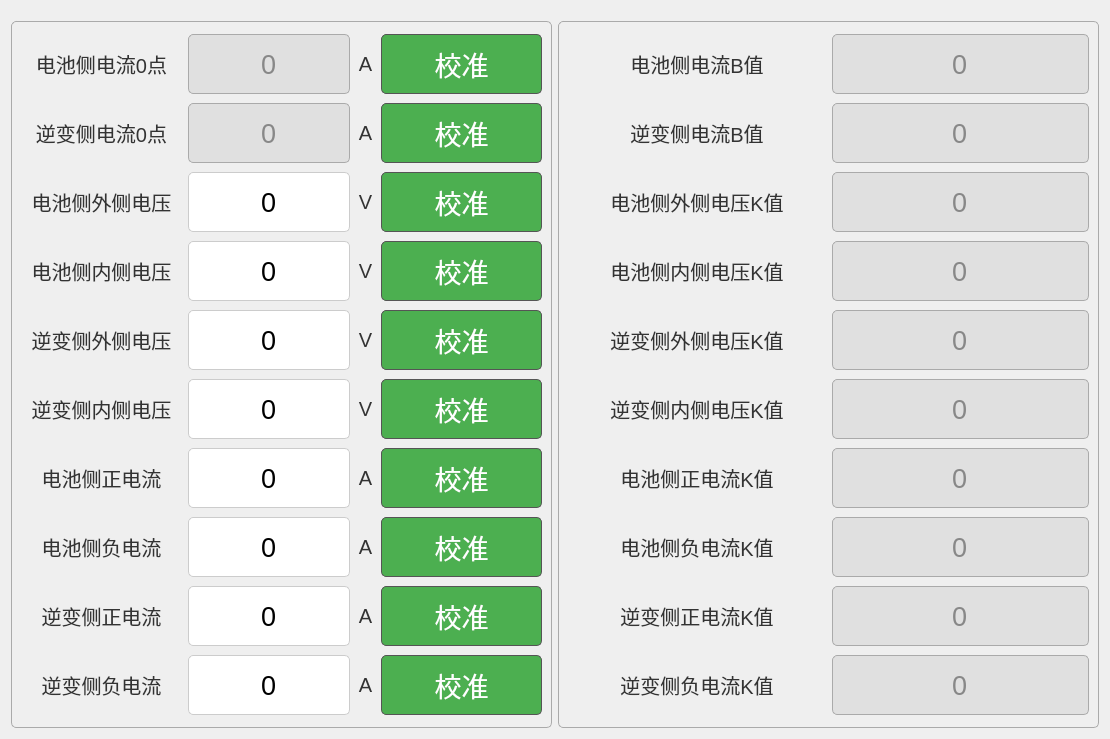
Before: the Qt Designer form tformcali.ui in Curtain-Wang/ModbusApp, drawn with Qt 5.
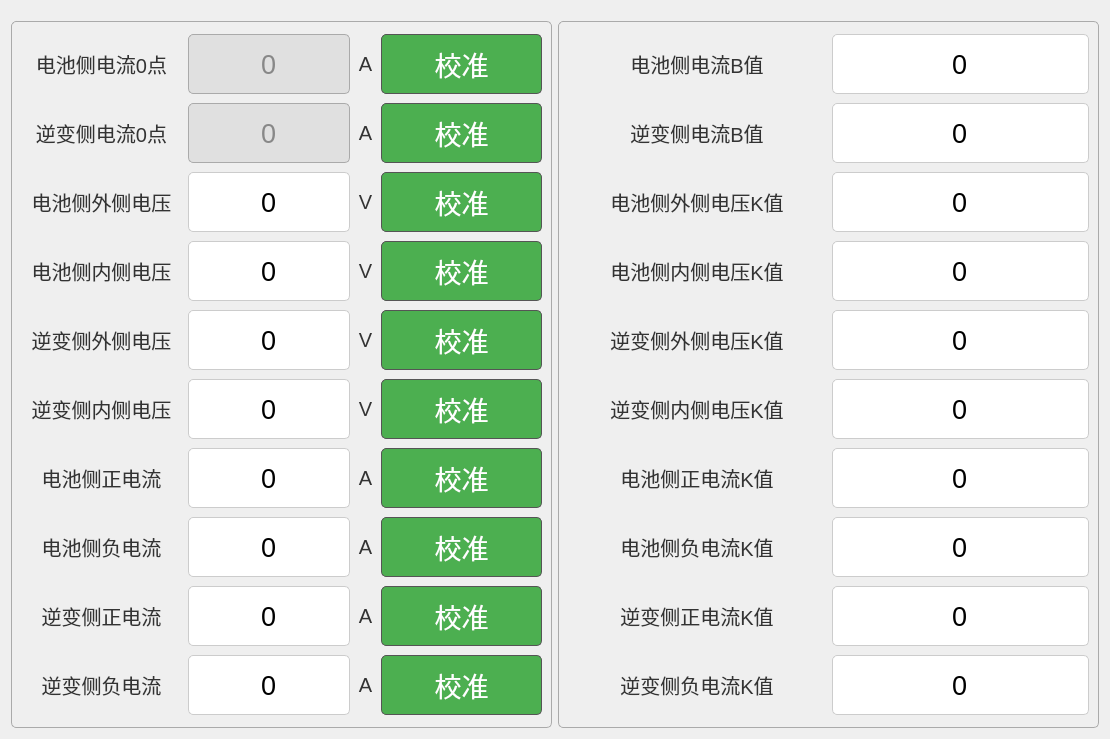
After: the same form once the commit is applied. Custom widgets are drawn as their Qt base class.

Commit message: 校准支持手动修改

Diff of the .ui file:
```diff
--- a/tformcali.ui
+++ b/tformcali.ui
@@ -1596,9 +1596,9 @@
          </widget>
         </item>
         <item>
-         <widget class="QLineEdit" name="sys14">
+         <widget class="MyLineEdit" name="h17167">
           <property name="enabled">
-           <bool>false</bool>
+           <bool>true</bool>
           </property>
           <property name="minimumSize">
            <size>
@@ -1633,6 +1633,9 @@
           <property name="alignment">
            <set>Qt::AlignCenter</set>
           </property>
+          <property name="readOnly">
+           <bool>true</bool>
+          </property>
          </widget>
         </item>
        </layout>
@@ -1670,9 +1673,9 @@
          </widget>
         </item>
         <item>
-         <widget class="QLineEdit" name="sys21">
+         <widget class="MyLineEdit" name="h17174">
           <property name="enabled">
-           <bool>false</bool>
+           <bool>true</bool>
           </property>
           <property name="minimumSize">
            <size>
@@ -1707,6 +1710,9 @@
           <property name="alignment">
            <set>Qt::AlignCenter</set>
           </property>
+          <property name="readOnly">
+           <bool>true</bool>
+          </property>
          </widget>
         </item>
        </layout>
@@ -1744,9 +1750,9 @@
          </widget>
         </item>
         <item>
-         <widget class="QLineEdit" name="sys13">
+         <widget class="MyLineEdit" name="h17166">
           <property name="enabled">
-           <bool>false</bool>
+           <bool>true</bool>
           </property>
           <property name="minimumSize">
            <size>
@@ -1781,6 +1787,9 @@
           <property name="alignment">
            <set>Qt::AlignCenter</set>
           </property>
+          <property name="readOnly">
+           <bool>true</bool>
+          </property>
          </widget>
         </item>
        </layout>
@@ -1818,9 +1827,9 @@
          </widget>
         </item>
         <item>
-         <widget class="QLineEdit" name="sys17">
+         <widget class="MyLineEdit" name="h17170">
           <property name="enabled">
-           <bool>false</bool>
+           <bool>true</bool>
           </property>
           <property name="minimumSize">
            <size>
@@ -1855,6 +1864,9 @@
           <property name="alignment">
            <set>Qt::AlignCenter</set>
           </property>
+          <property name="readOnly">
+           <bool>true</bool>
+          </property>
          </widget>
         </item>
        </layout>
@@ -1892,9 +1904,9 @@
          </widget>
         </item>
         <item>
-         <widget class="QLineEdit" name="sys12">
+         <widget class="MyLineEdit" name="h17165">
           <property name="enabled">
-           <bool>false</bool>
+           <bool>true</bool>
           </property>
           <property name="minimumSize">
            <size>
@@ -1929,6 +1941,9 @@
           <property name="alignment">
            <set>Qt::AlignCenter</set>
           </property>
+          <property name="readOnly">
+           <bool>true</bool>
+          </property>
          </widget>
         </item>
        </layout>
@@ -1966,9 +1981,9 @@
          </widget>
         </item>
         <item>
-         <widget class="QLineEdit" name="sys20">
+         <widget class="MyLineEdit" name="h17173">
           <property name="enabled">
-           <bool>false</bool>
+           <bool>true</bool>
           </property>
           <property name="minimumSize">
            <size>
@@ -2003,6 +2018,9 @@
           <property name="alignment">
            <set>Qt::AlignCenter</set>
           </property>
+          <property name="readOnly">
+           <bool>true</bool>
+          </property>
          </widget>
         </item>
        </layout>
@@ -2040,9 +2058,9 @@
          </widget>
         </item>
         <item>
-         <widget class="QLineEdit" name="sys18">
+         <widget class="MyLineEdit" name="h17171">
           <property name="enabled">
-           <bool>false</bool>
+           <bool>true</bool>
           </property>
           <property name="minimumSize">
            <size>
@@ -2077,6 +2095,9 @@
           <property name="alignment">
            <set>Qt::AlignCenter</set>
           </property>
+          <property name="readOnly">
+           <bool>true</bool>
+          </property>
          </widget>
         </item>
        </layout>
@@ -2114,9 +2135,9 @@
          </widget>
         </item>
         <item>
-         <widget class="QLineEdit" name="sys15">
+         <widget class="MyLineEdit" name="h17168">
           <property name="enabled">
-           <bool>false</bool>
+           <bool>true</bool>
           </property>
           <property name="minimumSize">
            <size>
@@ -2151,6 +2172,9 @@
           <property name="alignment">
            <set>Qt::AlignCenter</set>
           </property>
+          <property name="readOnly">
+           <bool>true</bool>
+          </property>
          </widget>
         </item>
        </layout>
@@ -2188,9 +2212,9 @@
          </widget>
         </item>
         <item>
-         <widget class="QLineEdit" name="sys19">
+         <widget class="MyLineEdit" name="h17172">
           <property name="enabled">
-           <bool>false</bool>
+           <bool>true</bool>
           </property>
           <property name="minimumSize">
            <size>
@@ -2225,6 +2249,9 @@
           <property name="alignment">
            <set>Qt::AlignCenter</set>
           </property>
+          <property name="readOnly">
+           <bool>true</bool>
+          </property>
          </widget>
         </item>
        </layout>
@@ -2262,9 +2289,9 @@
          </widget>
         </item>
         <item>
-         <widget class="QLineEdit" name="sys16">
+         <widget class="MyLineEdit" name="h17169">
           <property name="enabled">
-           <bool>false</bool>
+           <bool>true</bool>
           </property>
           <property name="minimumSize">
            <size>
@@ -2299,6 +2326,9 @@
           <property name="alignment">
            <set>Qt::AlignCenter</set>
           </property>
+          <property name="readOnly">
+           <bool>true</bool>
+          </property>
          </widget>
         </item>
        </layout>
@@ -2308,6 +2338,13 @@
    </item>
   </layout>
  </widget>
+ <customwidgets>
+  <customwidget>
+   <class>MyLineEdit</class>
+   <extends>QLineEdit</extends>
+   <header>mylineedit.h</header>
+  </customwidget>
+ </customwidgets>
  <resources/>
  <connections/>
 </ui>
```
The commit also changes 2 other files.
